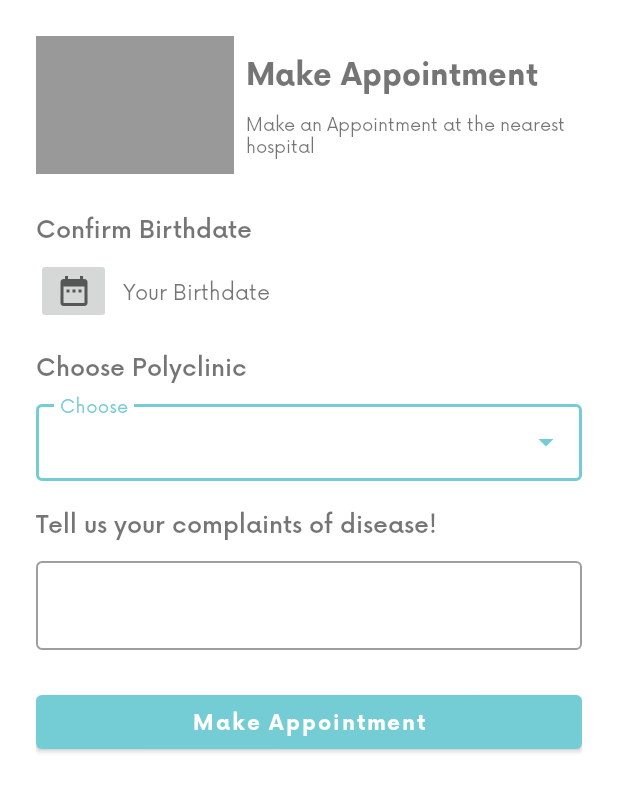
After one commit to lazuardiap/Langkah, an Android app: the layout activity_appointment.xml on its own in the app's theme, with its tools: preview values and no code run, on a phone screen of 412 x 824 dp. The commit adds this screen. Shown: the top 792 px of the screen. Run offline under Robolectric (Android 15) with nearby library versions, the phone set to English and light mode, and no system bars.

Commit message:
Make Appointment Page Done

```diff
--- a/app/src/main/AndroidManifest.xml
+++ b/app/src/main/AndroidManifest.xml
@@ -11,7 +11,8 @@
         android:roundIcon="@mipmap/ic_launcher_round"
         android:supportsRtl="true"
         android:theme="@style/Theme.Langkah">
-        <activity android:name=".ui.room.RoomDetailActivity"></activity>
+        <activity android:name=".ui.appointment.AppointmentActivity"></activity>
+        <activity android:name=".ui.room.RoomDetailActivity" />
         <activity android:name=".ui.polyclinics.PolyclinicDetailsActivity" />
         <activity android:name=".ui.doctors.DoctorDetailsActivity" />
         <activity android:name=".ui.hospital.HospitalDetailActivity" />
--- /dev/null
+++ b/app/src/main/res/drawable-v24/ic_date_range_black.xml
@@ -0,0 +1,10 @@
+<vector xmlns:android="http://schemas.android.com/apk/res/android"
+    android:width="24dp"
+    android:height="24dp"
+    android:viewportWidth="24"
+    android:viewportHeight="24"
+    android:tint="?attr/colorControlNormal">
+  <path
+      android:fillColor="@android:color/white"
+      android:pathData="M9,11L7,11v2h2v-2zM13,11h-2v2h2v-2zM17,11h-2v2h2v-2zM19,4h-1L18,2h-2v2L8,4L8,2L6,2v2L5,4c-1.11,0 -1.99,0.9 -1.99,2L3,20c0,1.1 0.89,2 2,2h14c1.1,0 2,-0.9 2,-2L21,6c0,-1.1 -0.9,-2 -2,-2zM19,20L5,20L5,9h14v11z"/>
+</vector>
--- /dev/null
+++ b/app/src/main/res/layout/activity_appointment.xml
@@ -0,0 +1,143 @@
+<?xml version="1.0" encoding="utf-8"?>
+<androidx.constraintlayout.widget.ConstraintLayout xmlns:android="http://schemas.android.com/apk/res/android"
+    xmlns:app="http://schemas.android.com/apk/res-auto"
+    xmlns:tools="http://schemas.android.com/tools"
+    android:layout_width="match_parent"
+    android:layout_height="match_parent"
+    android:padding="24dp"
+    tools:context=".ui.appointment.AppointmentActivity">
+
+    <androidx.appcompat.widget.AppCompatImageView
+        android:id="@+id/appoint_img"
+        android:layout_width="132dp"
+        android:layout_height="92dp"
+        android:src="@color/grey"
+        app:layout_constraintTop_toTopOf="parent"
+        app:layout_constraintLeft_toLeftOf="parent"/>
+
+    <com.google.android.material.textview.MaterialTextView
+        android:id="@+id/title_page"
+        android:layout_width="wrap_content"
+        android:layout_height="wrap_content"
+        android:fontFamily="@font/now_bold"
+        android:textSize="20sp"
+        android:layout_marginStart="8dp"
+        app:layout_constraintTop_toTopOf="@+id/appoint_img"
+        app:layout_constraintLeft_toRightOf="@id/appoint_img"
+        app:layout_constraintBottom_toTopOf="@id/description_page"
+        android:text="@string/make_appointment"/>
+
+    <com.google.android.material.textview.MaterialTextView
+        android:id="@+id/description_page"
+        android:layout_width="0dp"
+        android:layout_height="wrap_content"
+        android:fontFamily="@font/now_regular"
+        android:textSize="12sp"
+        app:layout_constraintTop_toBottomOf="@id/title_page"
+        app:layout_constraintLeft_toLeftOf="@id/title_page"
+        app:layout_constraintRight_toRightOf="parent"
+        app:layout_constraintBottom_toBottomOf="@id/appoint_img"
+        android:text="@string/appointment_page_desc"/>
+
+    <com.google.android.material.textview.MaterialTextView
+        android:id="@+id/birthdate_text"
+        android:layout_width="wrap_content"
+        android:layout_height="wrap_content"
+        android:layout_marginTop="24dp"
+        android:fontFamily="@font/now_medium"
+        android:text="@string/birthdate"
+        android:textSize="16sp"
+        app:layout_constraintStart_toStartOf="parent"
+        app:layout_constraintTop_toBottomOf="@id/appoint_img" />
+
+    <androidx.appcompat.widget.AppCompatImageButton
+        android:id="@+id/btn_once_date"
+        style="@style/Base.Widget.AppCompat.ImageButton"
+        android:layout_width="50dp"
+        android:layout_height="wrap_content"
+        android:layout_marginTop="8dp"
+        android:src="@drawable/ic_date_range_black"
+        app:layout_constraintTop_toBottomOf="@id/birthdate_text"
+        app:layout_constraintStart_toStartOf="parent"/>
+
+    <com.google.android.material.textview.MaterialTextView
+        android:id="@+id/tv_once_date"
+        android:layout_width="wrap_content"
+        android:layout_height="wrap_content"
+        android:fontFamily="@font/now_regular"
+        android:layout_marginStart="8dp"
+        android:text="@string/your_birthdate"
+        app:layout_constraintTop_toTopOf="@id/btn_once_date"
+        app:layout_constraintStart_toEndOf="@id/btn_once_date"
+        app:layout_constraintBottom_toBottomOf="@id/btn_once_date"/>
+
+    <com.google.android.material.textview.MaterialTextView
+        android:id="@+id/choose_poly_text"
+        android:layout_width="wrap_content"
+        android:layout_height="wrap_content"
+        android:layout_marginTop="16dp"
+        android:fontFamily="@font/now_medium"
+        android:text="@string/choose_polyclinc_text"
+        android:textSize="16sp"
+        app:layout_constraintStart_toStartOf="parent"
+        app:layout_constraintTop_toBottomOf="@id/btn_once_date" />
+
+    <com.google.android.material.textfield.TextInputLayout
+        android:id="@+id/hospital_menu"
+        style="@style/Widget.MaterialComponents.TextInputLayout.OutlinedBox.Dense.ExposedDropdownMenu"
+        android:layout_width="match_parent"
+        android:layout_height="wrap_content"
+        android:layout_marginTop="8dp"
+        android:hint="@string/choose_poly"
+        android:textColorHint="@color/light_grey"
+        app:layout_constraintTop_toBottomOf="@id/choose_poly_text">
+
+        <AutoCompleteTextView
+            android:layout_width="match_parent"
+            android:layout_height="wrap_content"
+            android:fontFamily="@font/now_regular"
+            android:inputType="none"
+            />
+
+    </com.google.android.material.textfield.TextInputLayout>
+
+    <com.google.android.material.textview.MaterialTextView
+        android:id="@+id/complaints_text"
+        android:layout_width="wrap_content"
+        android:layout_height="wrap_content"
+        android:layout_marginTop="16dp"
+        android:fontFamily="@font/now_medium"
+        android:text="@string/tell_us_your_complaints_of_disease"
+        android:textSize="16sp"
+        app:layout_constraintStart_toStartOf="parent"
+        app:layout_constraintTop_toBottomOf="@id/hospital_menu" />
+
+    <com.google.android.material.textfield.TextInputLayout
+        android:id="@+id/complaints_tf"
+        style="@style/Widget.MaterialComponents.TextInputLayout.OutlinedBox"
+        android:layout_width="match_parent"
+        android:layout_height="wrap_content"
+        android:layout_marginTop="8dp"
+        android:textColorHint="@color/light_grey"
+        app:layout_constraintStart_toStartOf="parent"
+        app:layout_constraintTop_toBottomOf="@+id/complaints_text">
+
+        <com.google.android.material.textfield.TextInputEditText
+            android:layout_width="match_parent"
+            android:layout_height="wrap_content"
+            android:fontFamily="@font/now_regular"/>
+
+    </com.google.android.material.textfield.TextInputLayout>
+
+    <com.google.android.material.button.MaterialButton
+        android:id="@+id/btn_appointment"
+        android:layout_width="match_parent"
+        android:layout_height="wrap_content"
+        android:fontFamily="@font/now_bold"
+        android:layout_marginTop="24dp"
+        android:textAllCaps="false"
+        app:layout_constraintTop_toBottomOf="@id/complaints_tf"
+        android:text="@string/btn_make_appointment"/>
+
+
+</androidx.constraintlayout.widget.ConstraintLayout>
--- a/app/src/main/res/layout/fragment_step2.xml
+++ b/app/src/main/res/layout/fragment_step2.xml
@@ -39,6 +39,7 @@
         android:textSize="16sp"
         app:layout_constraintStart_toStartOf="@+id/welcome"
         app:layout_constraintTop_toBottomOf="@+id/welcome" />
+
 
 
     <com.google.android.material.textview.MaterialTextView
--- a/app/src/main/res/values/strings.xml
+++ b/app/src/main/res/values/strings.xml
@@ -86,5 +86,13 @@
     <string name="services">Services</string>
     <string name="pre_inspection">Pre-Inspection</string>
     <string name="sample_price">Rp 1000,00</string>
+    <string name="birthdate">Confirm Birthdate</string>
+    <string name="your_birthdate">Your Birthdate</string>
+    <string name="make_appointment">Make Appointment</string>
+    <string name="appointment_page_desc">Make an Appointment at the nearest hospital</string>
+    <string name="choose_polyclinc_text">Choose Polyclinic</string>
+    <string name="choose_poly">Choose</string>
+    <string name="tell_us_your_complaints_of_disease">Tell us your complaints of disease!</string>
+    <string name="btn_make_appointment">Make Appointment</string>
 
 </resources>
```
Also changed, not shown: app/src/main/java/com/newshelter/langkah/Step2Fragment.kt (+18 -8 lines), app/src/main/java/com/newshelter/langkah/ui/appointment/AppointmentActivity.kt (added, +73 -0 lines), app/src/main/java/com/newshelter/langkah/ui/hospital/HospitalDetailFragment.kt (+7 -0 lines), app/src/main/java/com/newshelter/langkah/utils/DatePickerFragment.kt (added, +45 -0 lines), app/src/main/res/layout/dropdown_item.xml (added, +9 -0 lines).
